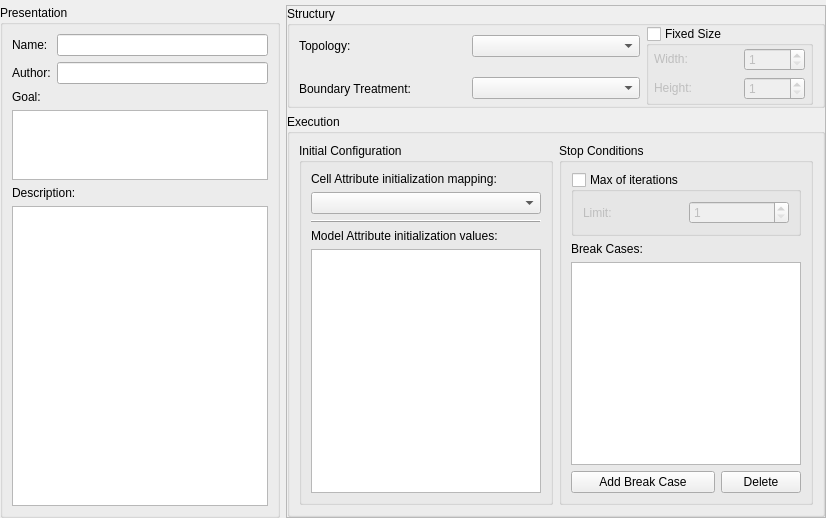
Qt form src/ca_modeler/ModelPropertiesHandler/model_properties_handler_widget.ui (rff255/GenesisCA) before a commit.
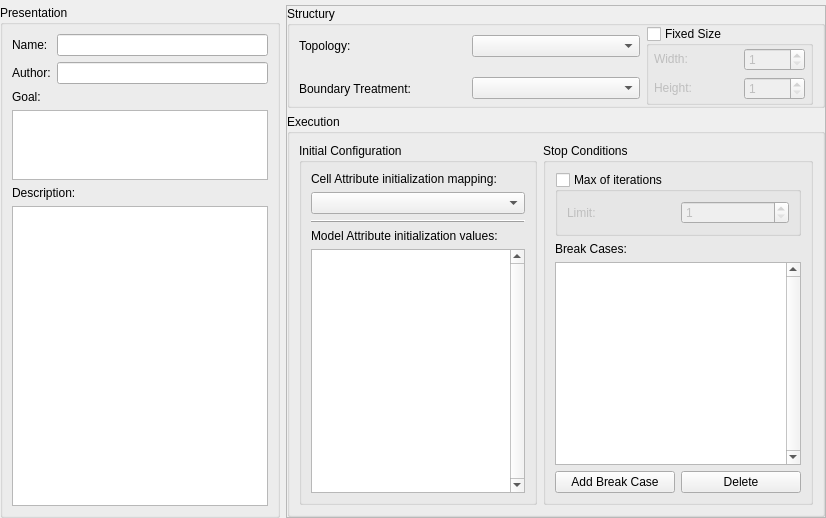
The same form after that commit.

Commit message: - Implement base of Break Case manipulation in ModelProperties tab

```diff
--- a/src/ca_modeler/ModelPropertiesHandler/model_properties_handler_widget.ui
+++ b/src/ca_modeler/ModelPropertiesHandler/model_properties_handler_widget.ui
@@ -295,7 +295,7 @@
           <widget class="QGroupBox" name="gb_initial_configuration">
            <property name="minimumSize">
             <size>
-             <width>230</width>
+             <width>200</width>
              <height>0</height>
             </size>
            </property>
@@ -314,7 +314,17 @@
              </widget>
             </item>
             <item row="5" column="0">
-             <widget class="QListWidget" name="lw_init_model_attributes"/>
+             <widget class="QListWidget" name="lw_init_model_attributes">
+              <property name="verticalScrollBarPolicy">
+               <enum>Qt::ScrollBarAlwaysOn</enum>
+              </property>
+              <property name="verticalScrollMode">
+               <enum>QAbstractItemView::ScrollPerPixel</enum>
+              </property>
+              <property name="horizontalScrollMode">
+               <enum>QAbstractItemView::ScrollPerPixel</enum>
+              </property>
+             </widget>
             </item>
             <item row="1" column="0">
              <widget class="QComboBox" name="cb_cell_attr_init"/>
@@ -343,7 +353,7 @@
           <widget class="QGroupBox" name="gb_stop_conditions">
            <property name="minimumSize">
             <size>
-             <width>230</width>
+             <width>270</width>
              <height>0</height>
             </size>
            </property>
@@ -397,10 +407,25 @@
                 <height>0</height>
                </size>
               </property>
+              <property name="verticalScrollBarPolicy">
+               <enum>Qt::ScrollBarAlwaysOn</enum>
+              </property>
+              <property name="verticalScrollMode">
+               <enum>QAbstractItemView::ScrollPerPixel</enum>
+              </property>
+              <property name="horizontalScrollMode">
+               <enum>QAbstractItemView::ScrollPerPixel</enum>
+              </property>
              </widget>
             </item>
             <item row="3" column="0">
              <widget class="QPushButton" name="pb_add_break_case">
+              <property name="sizePolicy">
+               <sizepolicy hsizetype="Expanding" vsizetype="Fixed">
+                <horstretch>0</horstretch>
+                <verstretch>0</verstretch>
+               </sizepolicy>
+              </property>
               <property name="text">
                <string>Add Break Case</string>
               </property>
@@ -409,7 +434,7 @@
             <item row="3" column="1">
              <widget class="QPushButton" name="pb_delete_break_case">
               <property name="sizePolicy">
-               <sizepolicy hsizetype="Maximum" vsizetype="Fixed">
+               <sizepolicy hsizetype="Expanding" vsizetype="Fixed">
                 <horstretch>0</horstretch>
                 <verstretch>0</verstretch>
                </sizepolicy>
```
The commit also changes 9 other files.
